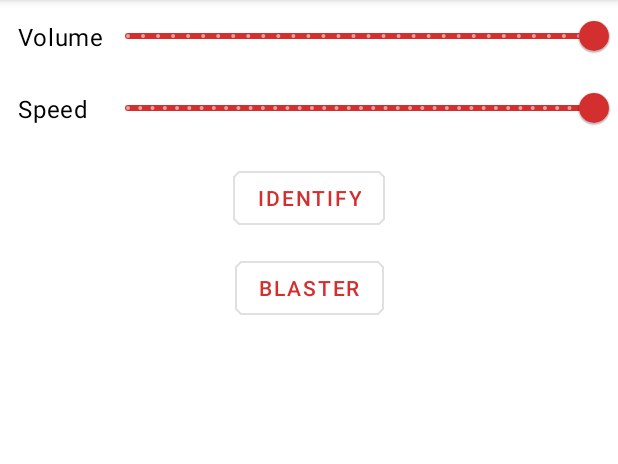
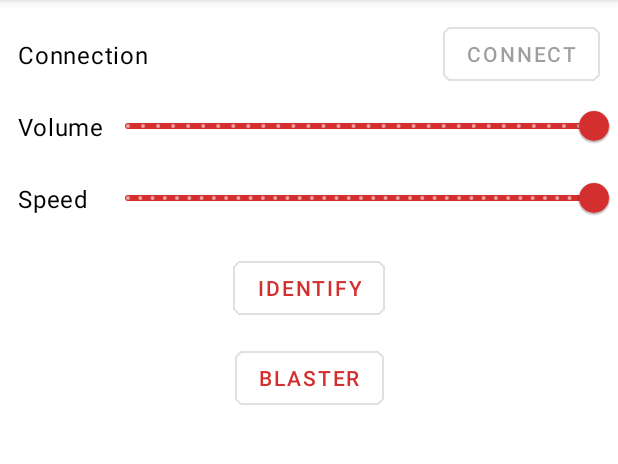
Before and after one commit to jamieadkins95/droid-controller, an Android app: the layout fragment_controls.xml on its own in the app's theme, with its tools: preview values and no code run, on a phone screen of 412 x 824 dp, the part 84-548 px from its top. Run offline under Robolectric (Android 15) with nearby library versions, the phone set to English and light mode, and no system bars; plain views replace JoystickView.

Commit message:
Added state buttons
Don't quite work as intended yet

```diff
--- a/app/src/main/res/layout/fragment_controls.xml
+++ b/app/src/main/res/layout/fragment_controls.xml
@@ -25,6 +25,28 @@
         app:layout_behavior="com.google.android.material.appbar.AppBarLayout$ScrollingViewBehavior">
 
         <TextView
+            android:id="@+id/connection_text"
+            android:layout_width="wrap_content"
+            android:layout_height="wrap_content"
+            android:text="@string/connection"
+            android:layout_marginStart="12dp"
+            android:textAppearance="?textAppearanceBody1"
+            app:layout_constraintStart_toStartOf="parent"
+            app:layout_constraintTop_toTopOf="@id/connect"
+            app:layout_constraintBottom_toBottomOf="@id/connect" />
+
+        <com.google.android.material.button.MaterialButton
+            android:id="@+id/connect"
+            android:layout_width="wrap_content"
+            android:layout_height="wrap_content"
+            android:text="@string/connect"
+            android:enabled="false"
+            android:layout_marginEnd="12dp"
+            android:layout_marginTop="12dp"
+            app:layout_constraintTop_toTopOf="parent"
+            app:layout_constraintEnd_toEndOf="parent" />
+
+        <TextView
             android:id="@+id/volume_text"
             android:layout_width="wrap_content"
             android:layout_height="wrap_content"
@@ -43,7 +65,7 @@
             android:valueTo="31"
             android:value="31"
             android:stepSize="1"
-            app:layout_constraintTop_toTopOf="parent"
+            app:layout_constraintTop_toBottomOf="@id/connect"
             app:layout_constraintStart_toEndOf="@id/slider_barrier"
             app:layout_constraintEnd_toEndOf="parent" />
 
--- a/app/src/main/res/menu/gatt_services.xml
+++ b/app/src/main/res/menu/gatt_services.xml
@@ -19,11 +19,11 @@
           android:orderInCategory="1"
           android:showAsAction="ifRoom"/>
     <item android:id="@+id/menu_connect"
-          android:title="@string/menu_connect"
+          android:title="@string/connect"
           android:orderInCategory="100"
           android:showAsAction="ifRoom|withText"/>
     <item android:id="@+id/menu_disconnect"
-          android:title="@string/menu_disconnect"
+          android:title="@string/disconnect"
           android:orderInCategory="101"
           android:showAsAction="ifRoom|withText"/>
 </menu>
--- a/app/src/main/res/values/strings.xml
+++ b/app/src/main/res/values/strings.xml
@@ -38,8 +38,6 @@
     <string name="permission_reason">Android also requires us to ask for the location permission when dealing with bluetooth. This app does not actually fetch your location.</string>
     <string name="location_error">We need the location permission to search for bluetooth devices. (But we don\'t actually fetch your location.)</string>
     <string name="connection_hint">The Droid can only have one active connection at a time. Make sure that your controller is off and the Droid Depot app is closed.</string>
-    <string name="menu_connect">Connect</string>
-    <string name="menu_disconnect">Disconnect</string>
     <string name="scan">Scan</string>
     <string name="scan_for_droids">Scan For Droids</string>
     <string name="scanning">Scanning</string>
@@ -53,4 +51,8 @@
     <string name="controls">Controls</string>
     <string name="joystick">Joystick</string>
     <string name="buttons">Buttons</string>
+    <string name="connection">Connection</string>
+    <string name="connect">Connect</string>
+    <string name="connecting">Connecting</string>
+    <string name="disconnect">Disconnect</string>
 </resources>
```
Also changed, not shown: app/src/main/java/com/jamieadkins/droid/controller/controls/ControlsFragment.kt (+27 -1 lines).
